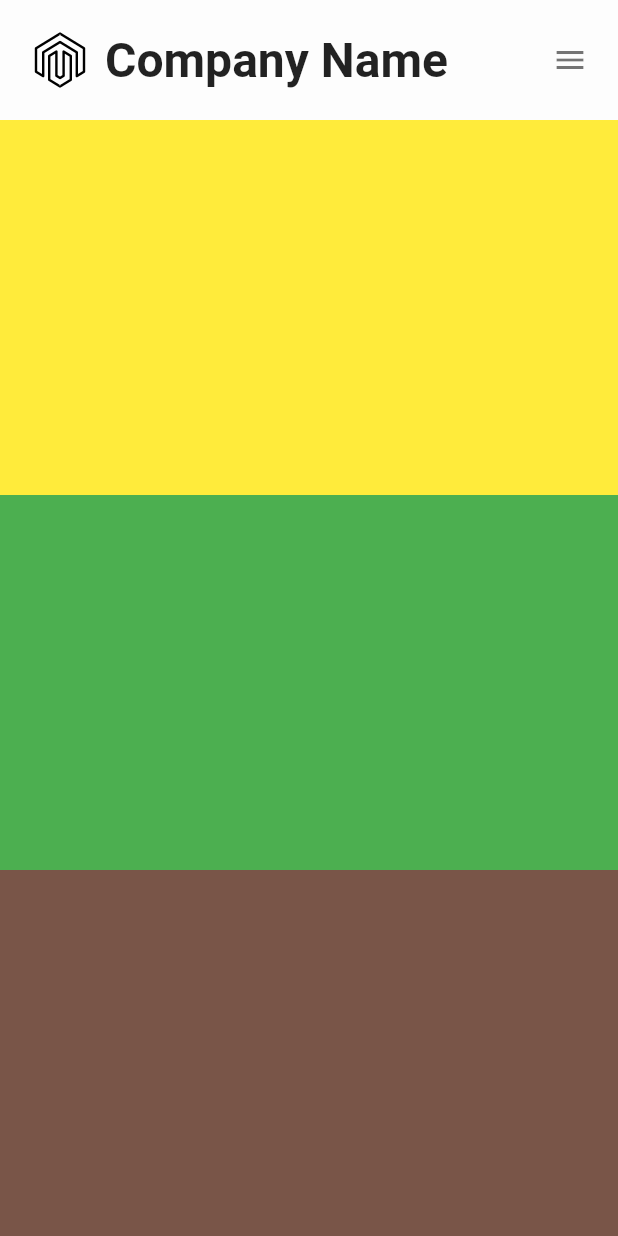
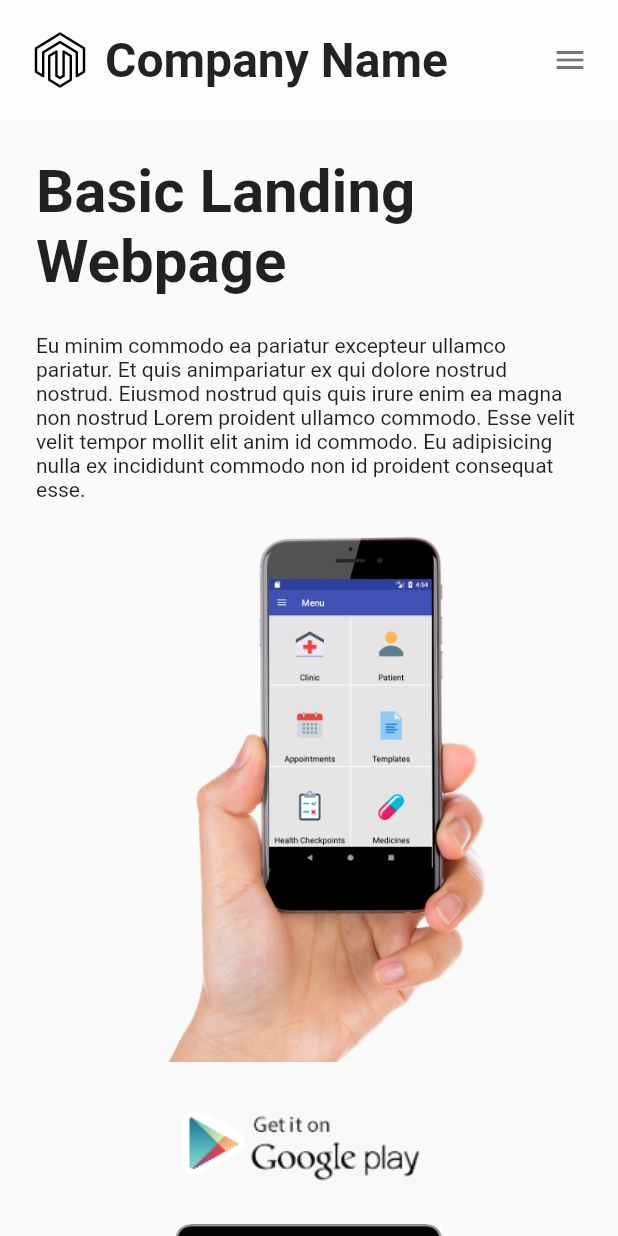
Before and after one commit to B3TsT/post_page_flutter, a Flutter app: the screen it shows after launch, on a phone screen of 412 x 824 dp. Run offline on Flutter 3.47's test engine with Material 2 defaults, Android fonts, the phone set to English and light mode, and no system bars; our stand-ins replace flutter_hooks, hooks_riverpod, url_strategy.

Commit message:
Add home content desktop/mobile

```diff
--- a/lib/src/content/home_content.dart
+++ b/lib/src/content/home_content.dart
@@ -1,16 +1,133 @@
 import 'package:flutter/material.dart';
 import 'package:post_page/src/widget/responsive_widget.dart';
+import 'package:url_launcher/url_launcher.dart';
+
+final googlePlayUrl = Uri.parse(
+    'https://play.google.com/store/apps/details?id=com.google.android.youtube');
+final appStoreUrl =
+    Uri.parse('https://apps.apple.com/tw/app/youtube/id544007664');
 
 class HomeContent extends ResponsiveWidget {
   const HomeContent({Key? key}) : super(key: key);
 
   @override
   Widget buildDesktop(BuildContext context) {
-    return Container();
+    return DesktopHomeContent();
   }
 
   @override
   Widget buildMobile(BuildContext context) {
-    return Container();
+    return MobileHomeContent();
   }
 }
+
+class DesktopHomeContent extends StatelessWidget {
+  @override
+  Widget build(BuildContext context) {
+    double height = MediaQuery.of(context).size.height;
+    double width = MediaQuery.of(context).size.width;
+    return Container(
+      height: height * .65,
+      child: Row(
+        children: [
+          Container(
+            width: width * .3,
+            child: Align(
+              alignment: Alignment.bottomRight,
+              child: Image.asset('assets/images/app_screen.png'),
+            ),
+          ),
+          SizedBox(width: 24),
+          Expanded(
+            child: Column(
+              mainAxisAlignment: MainAxisAlignment.center,
+              crossAxisAlignment: CrossAxisAlignment.start,
+              children: [
+                Text(
+                  'Basic Landing Webpage',
+                  style: TextStyle(
+                    fontWeight: FontWeight.bold,
+                    fontSize: 40,
+                  ),
+                ),
+                SizedBox(height: 24),
+                Text(
+                    'Eu minim commodo ea pariatur excepteur ullamco pariatur. Et quis animpariatur ex qui dolore nostrud nostrud. Eiusmod nostrud quis quis irure enim ea magna non nostrud Lorem proident ullamco commodo. Esse velit velit tempor mollit elit anim id commodo. Eu adipisicing nulla ex incididunt commodo non id proident consequat esse.'),
+                SizedBox(height: 24),
+                Row(
+                  mainAxisAlignment: MainAxisAlignment.center,
+                  children: [
+                    GestureDetector(
+                      onTap: () => launchUrl(googlePlayUrl),
+                      child: Image.asset(
+                        'assets/images/google_play_badge.png',
+                        height: 60,
+                        width: 200,
+                      ),
+                    ),
+                    SizedBox(width: 24),
+                    GestureDetector(
+                      onTap: () => launchUrl(appStoreUrl),
+                      child: Image.asset(
+                        'assets/images/app_store_badge.png',
+                        height: 60,
+                        width: 200,
+                      ),
+                    )
+                  ],
+                ),
+              ],
+            ),
+          ),
+        ],
+      ),
+    );
+  }
+}
+
+class MobileHomeContent extends StatelessWidget {
+  @override
+  Widget build(BuildContext context) {
+    return Padding(
+      padding: const EdgeInsets.fromLTRB(24, 24, 24, 0),
+      child: Column(
+        crossAxisAlignment: CrossAxisAlignment.center,
+        children: [
+          Text(
+            'Basic Landing Webpage',
+            style: TextStyle(
+              fontWeight: FontWeight.bold,
+              fontSize: 40,
+            ),
+          ),
+          SizedBox(height: 24),
+          Text(
+              'Eu minim commodo ea pariatur excepteur ullamco pariatur. Et quis animpariatur ex qui dolore nostrud nostrud. Eiusmod nostrud quis quis irure enim ea magna non nostrud Lorem proident ullamco commodo. Esse velit velit tempor mollit elit anim id commodo. Eu adipisicing nulla ex incididunt commodo non id proident consequat esse.'),
+          SizedBox(height: 24),
+          Image.asset(
+            'assets/images/app_screen.png',
+            height: 350,
+          ),
+          SizedBox(height: 24),
+          GestureDetector(
+            onTap: () => launchUrl(googlePlayUrl),
+            child: Image.asset(
+              'assets/images/google_play_badge.png',
+              height: 60,
+              width: 200,
+            ),
+          ),
+          SizedBox(height: 24),
+          GestureDetector(
+            onTap: () => launchUrl(appStoreUrl),
+            child: Image.asset(
+              'assets/images/app_store_badge.png',
+              height: 60,
+              width: 200,
+            ),
+          ),
+        ],
+      ),
+    );
+  }
+}
```
